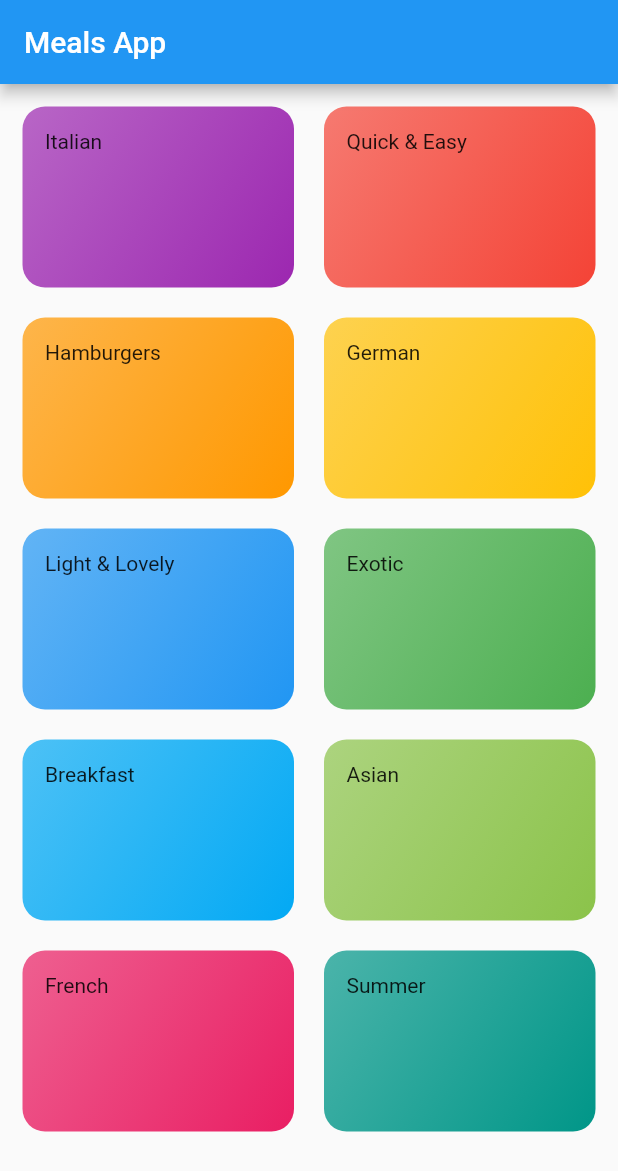
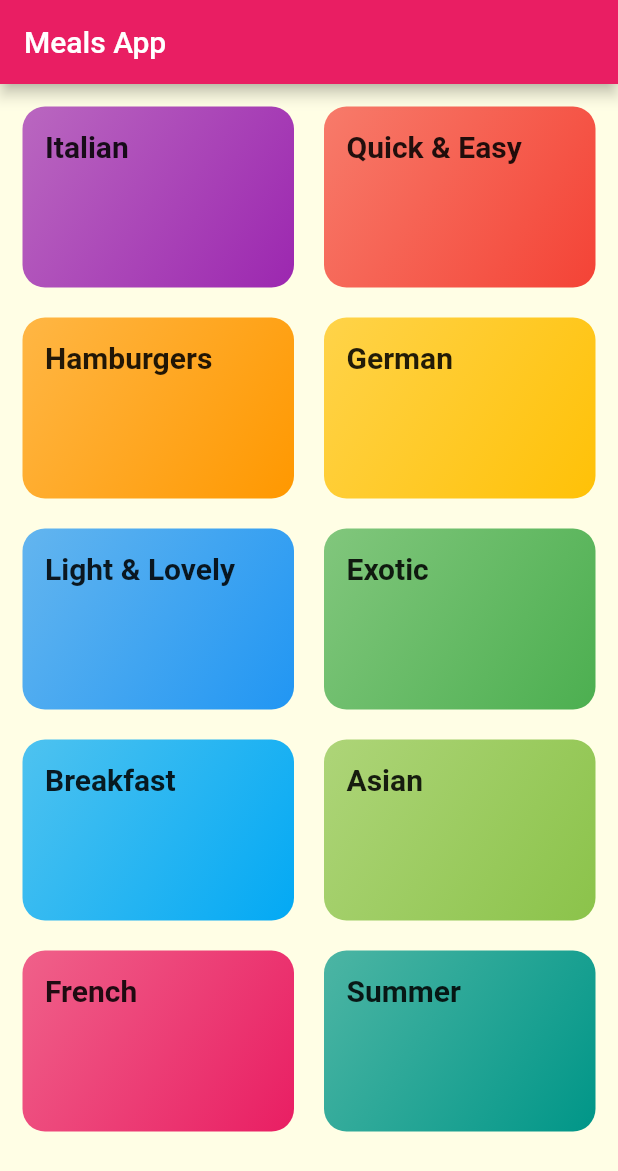
Before and after one commit to PtrkH/flutter_meals_app, a Flutter app: the screen it shows after launch, on a phone screen of 412 x 824 dp. Shown: the top 1171 px of the screen. Run offline on Flutter 3.47's test engine with Material 2 defaults, Android fonts, the phone set to English and light mode, and no system bars; Roboto replaces fonts that are missing (Raleway, RobotoCondensed).

Commit message:
Added categories screen and route for the screen

```diff
--- a/lib/categories_screen.dart
+++ b/lib/categories_screen.dart
@@ -14,7 +14,8 @@ class CategoriesScreen extends StatelessWidget {
       body: GridView(
         padding: const EdgeInsets.all(15),
         children: DUMMY_CATEGORIES
-            .map((catData) => CategoryItem(catData.title, catData.color))
+            .map((catData) =>
+                CategoryItem(catData.id, catData.title, catData.color))
             .toList(),
         gridDelegate: SliverGridDelegateWithMaxCrossAxisExtent(
           maxCrossAxisExtent: 200,
--- a/lib/category_item.dart
+++ b/lib/category_item.dart
@@ -1,16 +1,32 @@
 import 'package:flutter/material.dart';
+import './category_meals_screen.dart';
 
 class CategoryItem extends StatelessWidget {
+  final String id;
   final String title;
   final Color color;
 
-  CategoryItem(this.title, this.color);
+  CategoryItem(this.id, this.title, this.color);
+
+  void selectCategory(BuildContext ctx) {
+    Navigator.of(ctx).pushNamed('/category-meals', arguments: {
+      'id': id,
+      'title': title,
+    });
+  }
 
   @override
   Widget build(BuildContext context) {
-    return Container(
+    return InkWell(
+      onTap: () => selectCategory(context),
+      splashColor: Theme.of(context).primaryColor,
+      borderRadius: BorderRadius.circular(15),
+      child: Container(
         padding: const EdgeInsets.all(15),
-      child: Text(title),
+        child: Text(
+          title,
+          style: Theme.of(context).textTheme.title,
+        ),
         decoration: BoxDecoration(
           gradient: LinearGradient(
             colors: [
@@ -22,6 +38,7 @@ class CategoryItem extends StatelessWidget {
           ),
           borderRadius: BorderRadius.circular(15),
         ),
+      ),
     );
   }
 }
--- a/lib/main.dart
+++ b/lib/main.dart
@@ -1,6 +1,7 @@
 import 'package:flutter/material.dart';
 
-import 'categories_screen.dart';
+import './category_meals_screen.dart';
+import './categories_screen.dart';
 
 void main() => runApp(MyApp());
 
@@ -10,9 +11,27 @@ class MyApp extends StatelessWidget {
     return MaterialApp(
       title: 'DeliMeals',
       theme: ThemeData(
-        primarySwatch: Colors.blue,
+        primarySwatch: Colors.pink,
+        accentColor: Colors.amber,
+        canvasColor: Color.fromRGBO(255, 254, 229, 1),
+        fontFamily: 'Raleway',
+        textTheme: ThemeData.light().textTheme.copyWith(
+            body1: TextStyle(
+              color: Color.fromRGBO(20, 51, 51, 1),
+            ),
+            body2: TextStyle(
+              color: Color.fromRGBO(20, 51, 51, 1),
+            ),
+            title: TextStyle(
+              fontSize: 20,
+              fontFamily: 'RobotoCondensed',
+              fontWeight: FontWeight.bold,
+            )),
       ),
       home: CategoriesScreen(),
+      routes: {
+        '/category-meals': (ctx) => CategoryMealsScreen(),
+      },
     );
   }
 }
```
Also changed, not shown: lib/category_meals_screen.dart (added, +24 -0 lines). Lines whose indentation alone changed are shown as unchanged.
